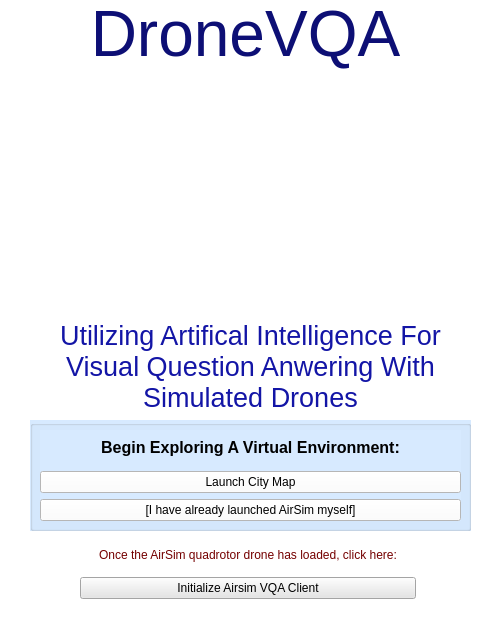
Above: Application/LaunchScreen.ui from jenniferolenchak/DroneVQA before the change. Below: the same form after it.
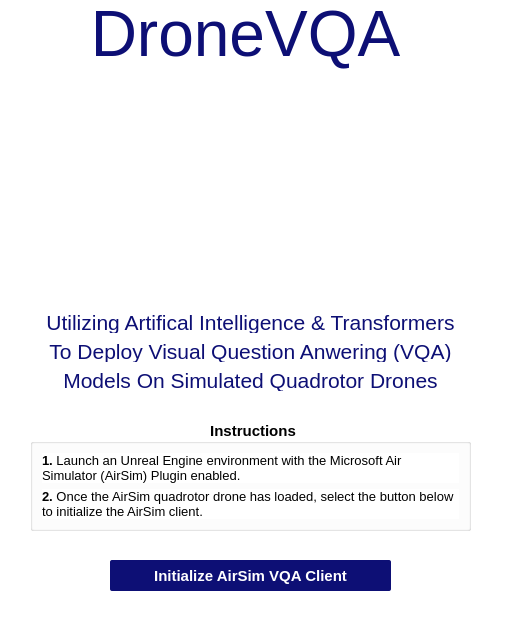
That is the form after the change. Icons and pictures are not drawn.

Commit message: Update Launch Screen & Relocate Loading .gif

```diff
--- a/Application/LaunchScreen.ui
+++ b/Application/LaunchScreen.ui
@@ -9,7 +9,7 @@
    <rect>
     <x>0</x>
     <y>0</y>
-    <width>500</width>
+    <width>511</width>
     <height>625</height>
    </rect>
   </property>
@@ -50,81 +50,11 @@
     <set>Qt::AlignCenter</set>
    </property>
   </widget>
-  <widget class="QLabel" name="label_LaunchScreenDescription">
-   <property name="geometry">
-    <rect>
-     <x>30</x>
-     <y>320</y>
-     <width>441</width>
-     <height>91</height>
-    </rect>
-   </property>
-   <property name="font">
-    <font>
-     <family>Arial</family>
-     <pointsize>11</pointsize>
-    </font>
-   </property>
-   <property name="styleSheet">
-    <string notr="true">background: none;</string>
-   </property>
-   <property name="text">
-    <string>&lt;html&gt;&lt;head/&gt;&lt;body&gt;&lt;p&gt;&lt;span style=&quot; font-size:20pt; color:#1315a6;&quot;&gt;Utilizing Artifical Intelligence For Visual Question Anwering With Simulated Drones&lt;/span&gt;&lt;/p&gt;&lt;/body&gt;&lt;/html&gt;</string>
-   </property>
-   <property name="alignment">
-    <set>Qt::AlignCenter</set>
-   </property>
-   <property name="wordWrap">
-    <bool>true</bool>
-   </property>
-  </widget>
-  <widget class="QWidget" name="verticalLayoutWidget">
-   <property name="geometry">
-    <rect>
-     <x>80</x>
-     <y>540</y>
-     <width>336</width>
-     <height>59</height>
-    </rect>
-   </property>
-   <layout class="QVBoxLayout" name="verticalLayout">
-    <item>
-     <widget class="QLabel" name="label_AirSimLaunchInstruction">
-      <property name="font">
-       <font>
-        <family>Arial</family>
-       </font>
-      </property>
-      <property name="text">
-       <string>&lt;html&gt;&lt;head/&gt;&lt;body&gt;&lt;p&gt;&lt;span style=&quot; color:#740000;&quot;&gt;Once the AirSim quadrotor drone has loaded, click here:&lt;/span&gt;&lt;/p&gt;&lt;/body&gt;&lt;/html&gt;</string>
-      </property>
-      <property name="alignment">
-       <set>Qt::AlignCenter</set>
-      </property>
-     </widget>
-    </item>
-    <item>
-     <widget class="QPushButton" name="button_InitializeClient">
-      <property name="font">
-       <font>
-        <family>Arial</family>
-       </font>
-      </property>
-      <property name="styleSheet">
-       <string notr="true">background: rgb(229, 229, 229); color: black;</string>
-      </property>
-      <property name="text">
-       <string>Initialize Airsim VQA Client</string>
-      </property>
-     </widget>
-    </item>
-   </layout>
-  </widget>
   <widget class="QLabel" name="Label_ProjectLogo">
    <property name="geometry">
     <rect>
      <x>0</x>
-     <y>70</y>
+     <y>50</y>
      <width>501</width>
      <height>251</height>
     </rect>
@@ -159,81 +89,168 @@
    <property name="font">
     <font>
      <family>Arial</family>
+     <pointsize>11</pointsize>
+     <bold>true</bold>
     </font>
    </property>
    <property name="styleSheet">
-    <string notr="true">background: rgb(215, 234, 255); color: black;</string>
+    <string notr="true">background: white;
+color: black;</string>
    </property>
    <property name="title">
-    <string/>
+    <string>Instructions</string>
    </property>
    <property name="alignment">
     <set>Qt::AlignCenter</set>
    </property>
-   <widget class="QWidget" name="gridLayoutWidget">
+   <property name="flat">
+    <bool>false</bool>
+   </property>
+   <layout class="QVBoxLayout" name="verticalLayout_2">
+    <item>
+     <widget class="QLabel" name="label_InstructionsNumber1">
+      <property name="font">
+       <font>
+        <family>Arial</family>
+       </font>
+      </property>
+      <property name="text">
+       <string>&lt;html&gt;&lt;head/&gt;&lt;body&gt;&lt;p&gt;&lt;span style=&quot; font-size:10pt; font-weight:700;&quot;&gt;1.&lt;/span&gt;&lt;span style=&quot; font-size:10pt;&quot;&gt; Launch an Unreal Engine environment with the Microsoft Air Simulator (AirSim) Plugin enabled.&lt;/span&gt;&lt;/p&gt;&lt;/body&gt;&lt;/html&gt;</string>
+      </property>
+      <property name="wordWrap">
+       <bool>true</bool>
+      </property>
+     </widget>
+    </item>
+    <item>
+     <widget class="QLabel" name="label_InstructionsNumber2">
+      <property name="font">
+       <font>
+        <family>Arial</family>
+       </font>
+      </property>
+      <property name="text">
+       <string>&lt;html&gt;&lt;head/&gt;&lt;body&gt;&lt;p&gt;&lt;span style=&quot; font-size:10pt; font-weight:700;&quot;&gt;2.&lt;/span&gt;&lt;span style=&quot; font-size:10pt;&quot;&gt; Once the AirSim quadrotor drone has loaded, select the button below to initialize the AirSim client.&lt;/span&gt;&lt;/p&gt;&lt;/body&gt;&lt;/html&gt;</string>
+      </property>
+      <property name="alignment">
+       <set>Qt::AlignLeading|Qt::AlignLeft|Qt::AlignVCenter</set>
+      </property>
+      <property name="wordWrap">
+       <bool>true</bool>
+      </property>
+     </widget>
+    </item>
+   </layout>
+  </widget>
+  <widget class="QPushButton" name="button_InitializeClient">
+   <property name="geometry">
+    <rect>
+     <x>110</x>
+     <y>560</y>
+     <width>281</width>
+     <height>31</height>
+    </rect>
+   </property>
+   <property name="font">
+    <font>
+     <family>Arial</family>
+     <pointsize>11</pointsize>
+     <bold>true</bold>
+    </font>
+   </property>
+   <property name="styleSheet">
+    <string notr="true">* {
+background-color: rgb(13, 15, 117);
+color: white;
+border-color: blue;
+border-radius: 2px;
+padding: 4px 0;
+}</string>
+   </property>
+   <property name="text">
+    <string>Initialize AirSim VQA Client</string>
+   </property>
+   <property name="icon">
+    <iconset theme="media-playback-pause">
+     <normaloff>.</normaloff>.</iconset>
+   </property>
+  </widget>
+  <widget class="QWidget" name="verticalLayoutWidget">
     <property name="geometry">
      <rect>
       <x>10</x>
-      <y>10</y>
-      <width>421</width>
-      <height>91</height>
-     </rect>
-    </property>
-    <layout class="QGridLayout" name="gridLayout_SelectVirtalEnvArea">
-     <item row="0" column="0">
-      <widget class="QLabel" name="label_VirtualEnvSelectPrompt">
+     <y>310</y>
+     <width>481</width>
+     <height>81</height>
+    </rect>
+   </property>
+   <layout class="QVBoxLayout" name="verticalLayout">
+    <item>
+     <widget class="QLabel" name="label_LaunchScreenDescription">
        <property name="font">
         <font>
          <family>Arial</family>
         </font>
        </property>
        <property name="styleSheet">
-        <string notr="true">color: black</string>
+       <string notr="true">background: none;</string>
        </property>
        <property name="text">
-        <string>&lt;html&gt;&lt;head/&gt;&lt;body&gt;&lt;p&gt;&lt;span style=&quot; font-size:12pt; font-weight:700;&quot;&gt;Begin Exploring A Virtual Environment:&lt;/span&gt;&lt;/p&gt;&lt;/body&gt;&lt;/html&gt;</string>
+       <string>&lt;html&gt;&lt;head/&gt;&lt;body&gt;&lt;p align=&quot;center&quot;&gt;&lt;span style=&quot; font-size:16pt; color:#0d0f75;&quot;&gt;Utilizing Artifical Intelligence &amp;amp; Transformers&lt;/span&gt;&lt;/p&gt;&lt;/body&gt;&lt;/html&gt;</string>
        </property>
        <property name="alignment">
         <set>Qt::AlignCenter</set>
        </property>
-      </widget>
-     </item>
-     <item row="2" column="0">
-      <layout class="QGridLayout" name="gridLayout_EnvLaunchButtons">
-       <item row="0" column="0">
-        <widget class="QPushButton" name="button_LaunchCityMap">
+      <property name="wordWrap">
+       <bool>true</bool>
+      </property>
+     </widget>
+    </item>
+    <item>
+     <widget class="QLabel" name="label_LaunchScreenDescription_2">
          <property name="font">
           <font>
            <family>Arial</family>
+        <pointsize>11</pointsize>
           </font>
          </property>
          <property name="styleSheet">
-          <string notr="true">background: white;</string>
+       <string notr="true">background: none;</string>
          </property>
          <property name="text">
-          <string>Launch City Map</string>
-         </property>
-        </widget>
-       </item>
-       <item row="1" column="0">
-        <widget class="QPushButton" name="button_AlreadyLaunched">
+       <string>&lt;html&gt;&lt;head/&gt;&lt;body&gt;&lt;p align=&quot;center&quot;&gt;&lt;span style=&quot; font-size:16pt; color:#0d0f75;&quot;&gt;To Deploy Visual Question Anwering (VQA)&lt;/span&gt;&lt;/p&gt;&lt;/body&gt;&lt;/html&gt;</string>
+      </property>
+      <property name="alignment">
+       <set>Qt::AlignCenter</set>
+      </property>
+      <property name="wordWrap">
+       <bool>true</bool>
+      </property>
+     </widget>
+    </item>
+    <item>
+     <widget class="QLabel" name="label_LaunchScreenDescription_3">
          <property name="font">
           <font>
            <family>Arial</family>
+        <pointsize>11</pointsize>
           </font>
          </property>
          <property name="styleSheet">
-          <string notr="true">background: white;</string>
+       <string notr="true">background: none;</string>
          </property>
          <property name="text">
-          <string>[I have already launched AirSim myself]</string>
-         </property>
+       <string>&lt;html&gt;&lt;head/&gt;&lt;body&gt;&lt;p align=&quot;center&quot;&gt;&lt;span style=&quot; font-size:16pt; color:#0d0f75;&quot;&gt;Models On Simulated Quadrotor Drones&lt;/span&gt;&lt;/p&gt;&lt;/body&gt;&lt;/html&gt;</string>
+      </property>
+      <property name="alignment">
+       <set>Qt::AlignCenter</set>
+      </property>
+      <property name="wordWrap">
+       <bool>true</bool>
+      </property>
         </widget>
        </item>
       </layout>
-     </item>
-    </layout>
-   </widget>
   </widget>
   <zorder>Label_ProjectLogo</zorder>
   <zorder>label_LaunchScreenTitle</zorder>
```
Left out of the diff: 7 changed lines with no effect on the pictures. Lines whose indentation alone changed are shown as unchanged. The commit also changes 3 other files.
